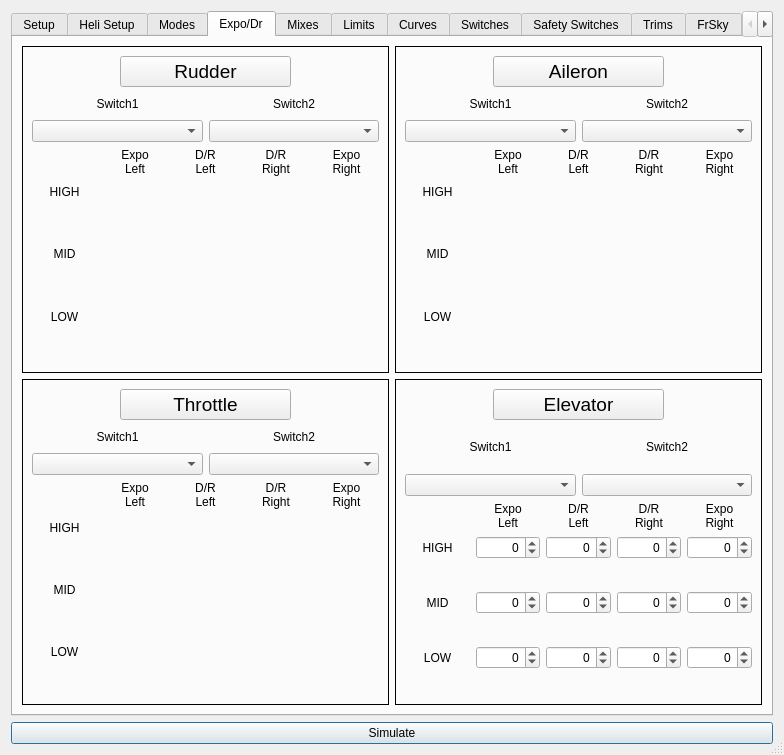
This is src/modeledit.ui in xhorizont/eepe as Qt 5 draws it before an edit. The edited form follows.
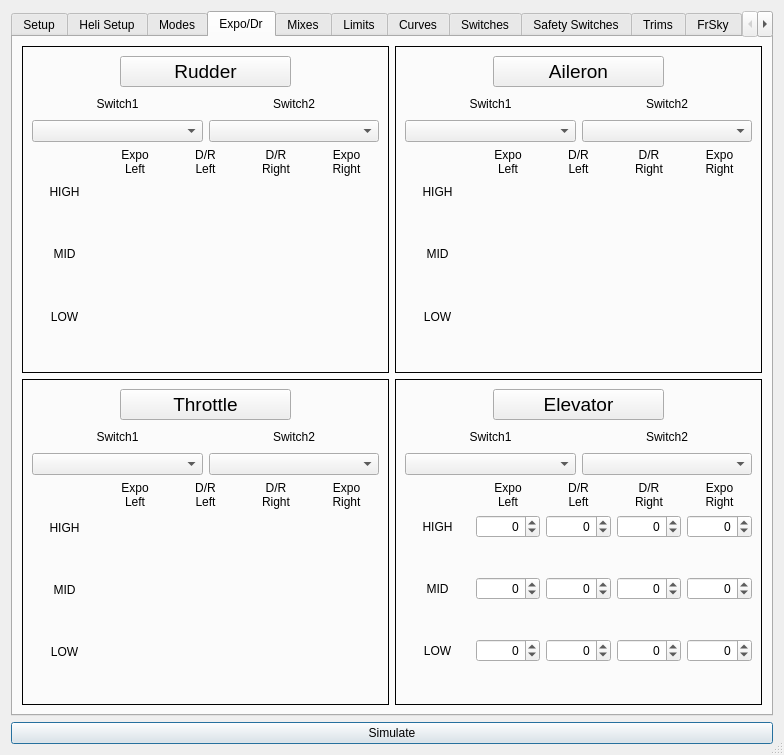
This is the edited form. The open tabs and pages were chosen to show the change. Icons and pictures are not drawn.

The edit to the form file:
```diff
--- a/src/modeledit.ui
+++ b/src/modeledit.ui
@@ -1944,6 +1944,12 @@
           </item>
           <item row="1" column="0" colspan="2">
            <widget class="QLabel" name="label_47">
+            <property name="maximumSize">
+             <size>
+              <width>16777215</width>
+              <height>21</height>
+             </size>
+            </property>
             <property name="text">
              <string>Switch1</string>
             </property>
```
Left out of the diff: 5 changed lines with no effect on the pictures.
